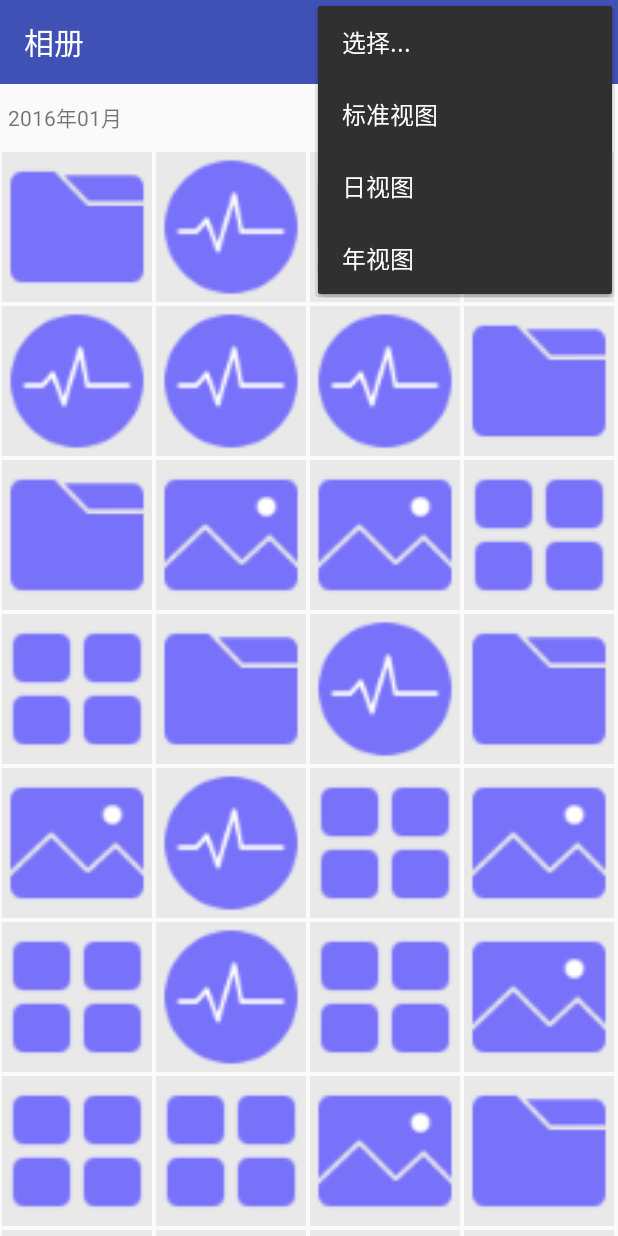
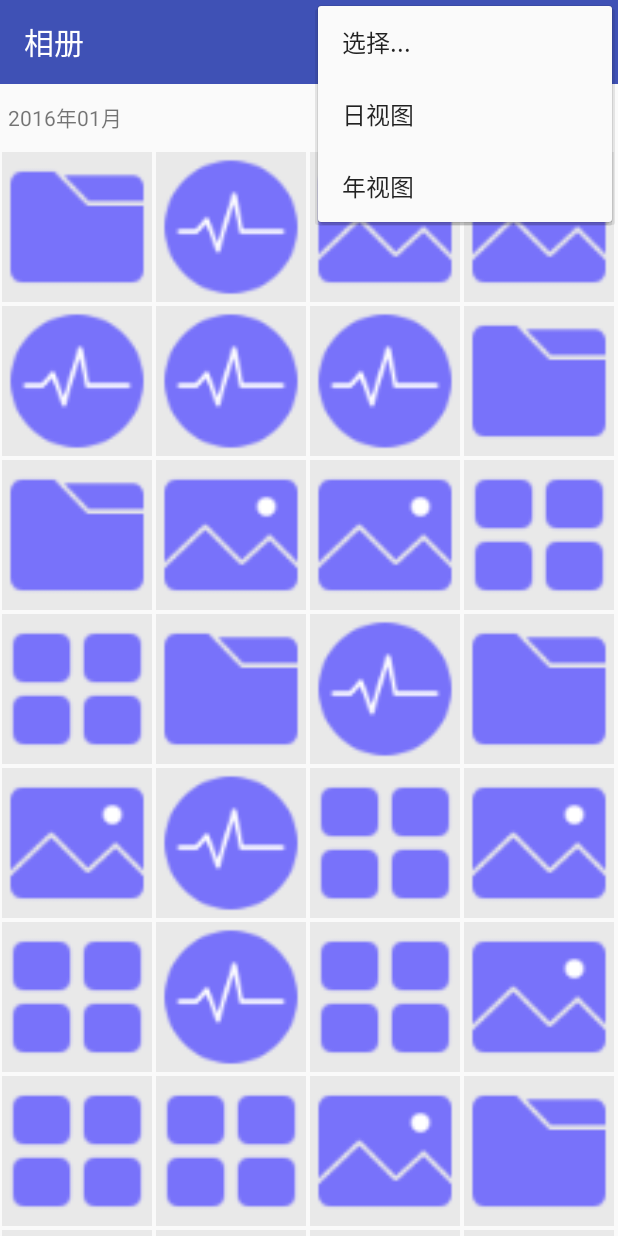
Before and after one commit to xiaoliang0227/MyGoolgePhotos, an Android app: the screen it shows after launch (MainActivity), with the options menu open, on a phone screen of 412 x 824 dp. Run offline under Robolectric (Android 15) with nearby library versions, the phone set to English and light mode, and no system bars.

Commit message:
update menu to dynamic change with action

```diff
--- a/MyGooglePhotos/MyPhotos/app/src/main/java/com/zyl/demo/photos/MainActivity.java
+++ b/MyGooglePhotos/MyPhotos/app/src/main/java/com/zyl/demo/photos/MainActivity.java
@@ -104,38 +104,6 @@ public class MainActivity extends AppCompatActivity implements
   }
 
   /**
-   * Initialize the contents of the Activity's standard options menu.  You
-   * should place your menu items in to <var>menu</var>.
-   * <p/>
-   * <p>This is only called once, the first time the options menu is
-   * displayed.  To update the menu every time it is displayed, see
-   * {@link #onPrepareOptionsMenu}.
-   * <p/>
-   * <p>The default implementation populates the menu with standard system
-   * menu items.  These are placed in the {@link Menu#CATEGORY_SYSTEM} group so that
-   * they will be correctly ordered with application-defined menu items.
-   * Deriving classes should always call through to the base implementation.
-   * <p/>
-   * <p>You can safely hold on to <var>menu</var> (and any items created
-   * from it), making modifications to it as desired, until the next
-   * time onCreateOptionsMenu() is called.
-   * <p/>
-   * <p>When you add items to the menu, you can implement the Activity's
-   * {@link #onOptionsItemSelected} method to handle them there.
-   *
-   * @param menu The options menu in which you place your items.
-   * @return You must return true for the menu to be displayed;
-   * if you return false it will not be shown.
-   * @see #onPrepareOptionsMenu
-   * @see #onOptionsItemSelected
-   */
-  @Override
-  public boolean onCreateOptionsMenu(Menu menu) {
-    getMenuInflater().inflate(R.menu.menu_main, menu);
-    return true;
-  }
-
-  /**
    * This hook is called whenever an item in your options menu is selected.
    * The default implementation simply returns false to have the normal
    * processing happen (calling the item's Runnable or sending a message to
@@ -168,6 +136,49 @@ public class MainActivity extends AppCompatActivity implements
         return true;
     }
     return super.onOptionsItemSelected(item);
+  }
+
+  /**
+   * Prepare the Screen's standard options menu to be displayed.  This is
+   * called right before the menu is shown, every time it is shown.  You can
+   * use this method to efficiently enable/disable items or otherwise
+   * dynamically modify the contents.
+   * <p/>
+   * <p>The default implementation updates the system menu items based on the
+   * activity's state.  Deriving classes should always call through to the
+   * base class implementation.
+   *
+   * @param menu The options menu as last shown or first initialized by
+   *             onCreateOptionsMenu().
+   * @return You must return true for the menu to be displayed;
+   * if you return false it will not be shown.
+   * @see #onCreateOptionsMenu
+   */
+  @Override
+  public boolean onPrepareOptionsMenu(Menu menu) {
+    Log.d(TAG, "onPrepareOptionsMenu");
+    dynamicExchangeMenu(menu);
+    return super.onPrepareOptionsMenu(menu);
+  }
+
+  private void dynamicExchangeMenu(Menu menu) {
+    menu.clear();
+    switch (status) {
+      case STATUS_YEAR:
+        menu.add(Menu.NONE, R.id.action_normal, Menu.FIRST, "标准视图");
+        menu.add(Menu.NONE, R.id.action_day, Menu.FIRST + 1, "日视图");
+        break;
+      case STATUS_MONTH:
+        menu.add(Menu.NONE, R.id.action_select, Menu.FIRST, "选择...");
+        menu.add(Menu.NONE, R.id.action_day, Menu.FIRST + 1, "日视图");
+        menu.add(Menu.NONE, R.id.action_year, Menu.FIRST + 2, "年视图");
+        break;
+      case STATUS_DAY:
+        menu.add(Menu.NONE, R.id.action_select, Menu.FIRST, "选择...");
+        menu.add(Menu.NONE, R.id.action_normal, Menu.FIRST + 1, "标准视图");
+        menu.add(Menu.NONE, R.id.action_year, Menu.FIRST + 2, "年视图");
+        break;
+    }
   }
 
   private void doActionYear() {
--- a/MyGooglePhotos/MyPhotos/app/src/main/res/layout/activity_main.xml
+++ b/MyGooglePhotos/MyPhotos/app/src/main/res/layout/activity_main.xml
@@ -8,11 +8,9 @@
 
   <android.support.v7.widget.Toolbar
       android:id="@+id/toolbar"
+      style="@style/custom_toolbar"
       android:layout_width="match_parent"
-      android:layout_height="wrap_content"
-      android:background="@color/colorPrimary"
-      android:popupTheme="@style/ThemeOverlay.AppCompat.Light"
-      android:theme="@style/ThemeOverlay.AppCompat.Dark">
+      android:layout_height="wrap_content">
 
   </android.support.v7.widget.Toolbar>
 
--- a/MyGooglePhotos/MyPhotos/app/src/main/res/menu/menu_main.xml
+++ b/MyGooglePhotos/MyPhotos/app/src/main/res/menu/menu_main.xml
@@ -10,6 +10,9 @@
       android:id="@+id/action_day"
       android:title="日视图"/>
   <item
+      android:id="@+id/action_month"
+      android:title="月视图"/>
+  <item
       android:id="@+id/action_year"
       android:title="年视图"/>
 
--- a/MyGooglePhotos/MyPhotos/app/src/main/res/values/styles.xml
+++ b/MyGooglePhotos/MyPhotos/app/src/main/res/values/styles.xml
@@ -8,4 +8,11 @@
     <item name="colorAccent">@color/colorAccent</item>
   </style>
 
+  <style name="custom_toolbar" parent="Widget.AppCompat.Toolbar">
+    <item name="android:background">@color/colorPrimary</item>
+    <item name="popupTheme">@style/ThemeOverlay.AppCompat.Light</item>
+    <item name="theme">@style/ThemeOverlay.AppCompat.Dark.ActionBar</item>
+    <item name="android:colorBackground">#FFF</item>
+  </style>
+
 </resources>
```
Also changed, not shown: MyGooglePhotos/MyPhotos/app/src/main/res/layout/act_image_detail.xml (+4 -5 lines).
